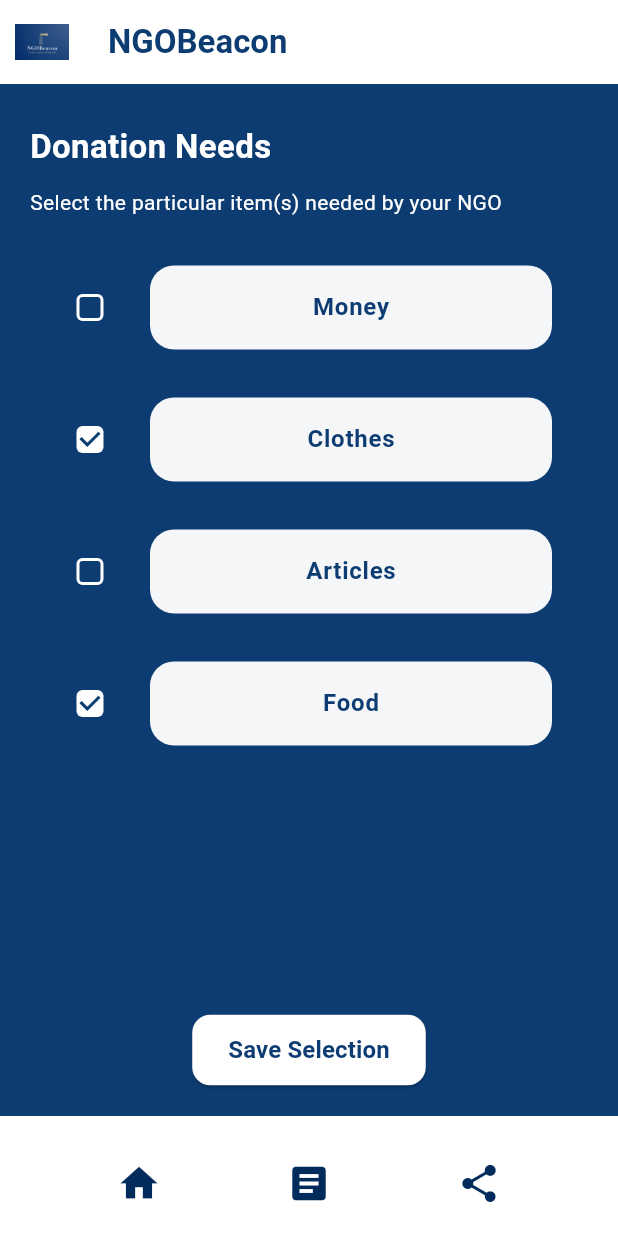
After one commit to suzannedantis/ngobeacon, a Flutter app: the DonationNeedsPage screen opened directly, on a phone screen of 412 x 824 dp. The commit adds this screen. Run offline on Flutter 3.47's test engine with Material 3 defaults, Android fonts, the phone set to English and light mode, and no system bars; our stand-ins replace fl_chart, google_fonts.

Commit message:
Updated 3 pages

```diff
--- /dev/null
+++ b/lib/donation_needs_page.dart
@@ -0,0 +1,188 @@
+import 'package:flutter/material.dart';
+import 'home_page.dart';
+import 'applications_page.dart';
+import 'upload_page.dart';
+
+class DonationNeedsPage extends StatefulWidget {
+  const DonationNeedsPage({Key? key}) : super(key: key);
+
+  @override
+  State<DonationNeedsPage> createState() => _DonationNeedsPageState();
+}
+
+class _DonationNeedsPageState extends State<DonationNeedsPage> {
+  Map<String, bool> donationNeeds = {
+    'Money': false,
+    'Clothes': true,
+    'Articles': false,
+    'Food': true,
+  };
+
+  @override
+  Widget build(BuildContext context) {
+    return Scaffold(
+      backgroundColor: const Color(0xFF0D3C73),
+      appBar: AppBar(
+        backgroundColor: const Color(0xFFFFFFFF),
+        elevation: 0,
+        leading: Padding(
+          padding: const EdgeInsets.all(10.0),
+          child: Image.asset(
+            'assets/Images/logo.png',
+            height: 10,
+          ),
+        ),
+        title: const Text(
+          'NGOBeacon',
+          style: TextStyle(
+            color: Color(0xFF0D3C73),
+            fontWeight: FontWeight.bold,
+          ),
+        ),
+        actions: const [
+          Padding(
+            padding: EdgeInsets.only(right: 16.0),
+            child: Icon(Icons.menu, color: Colors.white),
+          ),
+        ],
+      ),
+      body: Padding(
+        padding: const EdgeInsets.symmetric(horizontal: 20, vertical: 10),
+        child: Column(
+          crossAxisAlignment: CrossAxisAlignment.start,
+          children: [
+            const SizedBox(height: 16),
+            const Text(
+              'Donation Needs',
+              style: TextStyle(
+                color: Colors.white,
+                fontSize: 22,
+                fontWeight: FontWeight.bold,
+              ),
+            ),
+            const SizedBox(height: 12),
+            const Text(
+              'Select the particular item(s) needed by your NGO',
+              style: TextStyle(
+                color: Colors.white,
+                fontSize: 14,
+              ),
+            ),
+            const SizedBox(height: 24),
+
+            // Scrollable List
+            Expanded(
+              child: ListView(
+                children: donationNeeds.entries.map((entry) {
+                  return Padding(
+                    padding: const EdgeInsets.only(bottom: 16),
+                    child: ListTile(
+                      leading: Checkbox(
+                        value: entry.value,
+                        onChanged: (val) {
+                          setState(() {
+                            donationNeeds[entry.key] = val!;
+                          });
+                        },
+                        side: const BorderSide(color: Colors.white, width: 2),
+                        shape: RoundedRectangleBorder(
+                          borderRadius: BorderRadius.circular(4),
+                        ),
+                        activeColor: Colors.white,
+                        checkColor: const Color(0xFF0D3C73),
+                      ),
+                      title: Container(
+                        padding: const EdgeInsets.symmetric(vertical: 16),
+                        decoration: BoxDecoration(
+                          color: const Color(0xFFF5F6F8),
+                          borderRadius: BorderRadius.circular(16),
+                        ),
+                        alignment: Alignment.center,
+                        child: Text(
+                          entry.key,
+                          style: const TextStyle(
+                            color: Color(0xFF0D3C73),
+                            fontWeight: FontWeight.bold,
+                            fontSize: 16,
+                          ),
+                        ),
+                      ),
+                    ),
+                  );
+                }).toList(),
+              ),
+            ),
+
+            // Save Button
+            Center(
+              child: ElevatedButton(
+                onPressed: () {
+                  // Handle Save Logic Here
+                  Navigator.push(context, MaterialPageRoute(builder: (context)=> UploadPage())
+                  );
+                },
+                style: ElevatedButton.styleFrom(
+                  backgroundColor: Colors.white,
+                  foregroundColor: const Color(0xFF0D3C73),
+                  padding: const EdgeInsets.symmetric(horizontal: 24, vertical: 12),
+                  shape: RoundedRectangleBorder(
+                    borderRadius: BorderRadius.circular(12),
+                  ),
+                ),
+                child: const Text(
+                  "Save Selection",
+                  style: TextStyle(fontWeight: FontWeight.bold, fontSize: 16),
+                ),
+              ),
+            ),
+            const SizedBox(height: 10),
+          ],
+        ),
+      ),
+      bottomNavigationBar: _buildBottomNavBar(context),
+    );
+  }
+  Widget _buildBottomNavBar(BuildContext context) {
+    return BottomAppBar(
+      color: Colors.white,
+      child: Padding(
+        padding: const EdgeInsets.symmetric(horizontal: 20, vertical: 10),
+        child: Row(
+          mainAxisAlignment: MainAxisAlignment.spaceAround,
+          children: [
+            IconButton(
+              icon: const Icon(Icons.home, size: 30, color: Color(0xFF002B5B)),
+              onPressed: () {
+                // Navigate to Home Page
+                Navigator.pushReplacement(
+                  context,
+                  MaterialPageRoute(builder: (context) => HomePage()), // Navigate to HomePage
+                );
+              },
+            ),
+            IconButton(
+              icon: const Icon(Icons.article, size: 30, color: Color(0xFF002B5B)),
+              onPressed: () {
+                // Navigate to Reports Page
+                Navigator.pushReplacement(
+                  context,
+                  MaterialPageRoute(builder: (context) => ApplicationsPage()), // Navigate to Applications Page
+                );
+              },
+            ),
+            IconButton(
+              icon: const Icon(Icons.share, size: 30, color: Color(0xFF002B5B)),
+              onPressed: () {
+                // Share NGO info
+                Navigator.pushReplacement(
+                  context,
+                  MaterialPageRoute(builder: (context) => UploadPage()), // Navigate to upload Page
+                );
+              },
+            ),
+          ],
+        ),
+      ),
+    );
+  }
+}
--- a/lib/upload_page.dart
+++ b/lib/upload_page.dart
@@ -1,4 +1,6 @@
 import 'package:flutter/material.dart';
+import 'package:ngobeacon/donation_needs_page.dart';
+import 'package:ngobeacon/ngowiki_page.dart';
 import 'side_menu.dart';
 import 'home_page.dart';
 import 'applications_page.dart';
@@ -79,8 +81,8 @@ class _UploadPageState extends State<UploadPage> {
             SizedBox(height: 20),
             _buildUploadButton(context, "Create New Event & Assistance/Internship Requirements", CreateEventPage()),
             _buildUploadButton(context, "Current Events", null), // Add respective pages later
-            _buildUploadButton(context, "NGOWiki Page", null),
-            _buildUploadButton(context, "Update Donation Needs", null),
+            _buildUploadButton(context, "NGOWiki Page", NGOWikiPage()),
+            _buildUploadButton(context, "Update Donation Needs", DonationNeedsPage()),
           ],
         ),
       ),
```
Also changed, not shown: lib/ngowiki_page.dart (added, +136 -0 lines).
